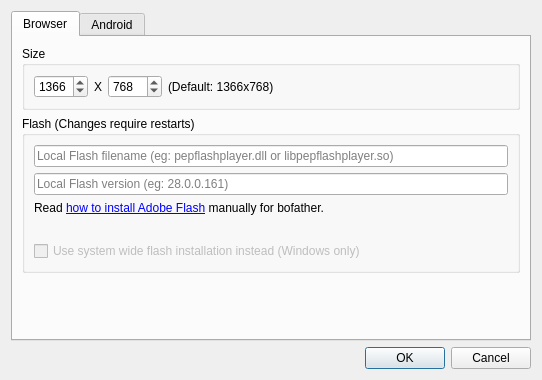
Old version of the form botfather/gui/config_dialog.ui in the repository botfatherio/botfather.
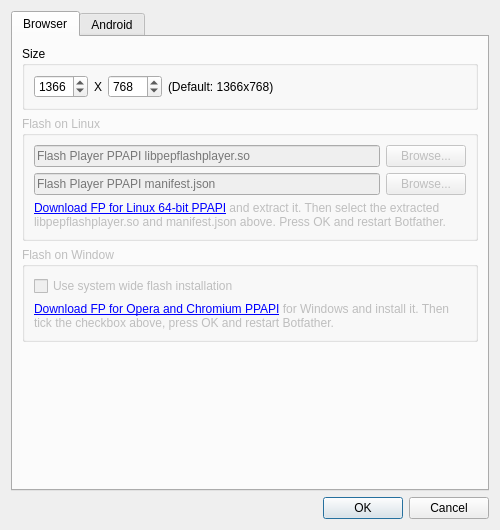
New version of the form. Icons and pictures are not drawn.

Commit message: Improves browser flash installation (os based)

What changed in the file:
```diff
--- a/botfather/gui/config_dialog.ui
+++ b/botfather/gui/config_dialog.ui
@@ -6,8 +6,8 @@
    <rect>
     <x>0</x>
     <y>0</y>
-    <width>542</width>
-    <height>380</height>
+    <width>500</width>
+    <height>530</height>
    </rect>
   </property>
   <property name="windowTitle">
@@ -92,15 +92,20 @@
         </widget>
        </item>
        <item>
-        <widget class="QGroupBox" name="groupBox">
+        <widget class="QGroupBox" name="flash_on_linux">
+         <property name="enabled">
+          <bool>false</bool>
+         </property>
          <property name="title">
-          <string>Flash (Changes require restarts)</string>
+          <string>Flash on Linux</string>
          </property>
          <layout class="QVBoxLayout" name="verticalLayout_3">
           <item>
-           <widget class="QLineEdit" name="local_flash_filename">
+           <layout class="QHBoxLayout" name="horizontalLayout">
+            <item>
+             <widget class="QLineEdit" name="flash_so">
             <property name="placeholderText">
-             <string>Local Flash filename (eg: pepflashplayer.dll or libpepflashplayer.so)</string>
+               <string>Flash Player PPAPI libpepflashplayer.so</string>
             </property>
             <property name="clearButtonEnabled">
              <bool>true</bool>
@@ -108,42 +113,80 @@
            </widget>
           </item>
           <item>
-           <widget class="QLineEdit" name="local_flash_version">
+             <widget class="QPushButton" name="browse_flash_so">
+              <property name="text">
+               <string>Browse...</string>
+              </property>
+             </widget>
+            </item>
+           </layout>
+          </item>
+          <item>
+           <layout class="QHBoxLayout" name="horizontalLayout_4">
+            <item>
+             <widget class="QLineEdit" name="flash_manifest">
             <property name="placeholderText">
-             <string>Local Flash version (eg: 28.0.0.161)</string>
+               <string>Flash Player PPAPI manifest.json</string>
             </property>
             <property name="clearButtonEnabled">
              <bool>true</bool>
             </property>
            </widget>
+            </item>
+            <item>
+             <widget class="QPushButton" name="browse_flash_manifest">
+              <property name="text">
+               <string>Browse...</string>
+              </property>
+             </widget>
+            </item>
+           </layout>
           </item>
           <item>
            <widget class="QLabel" name="label">
             <property name="text">
-             <string>&lt;html&gt;&lt;head/&gt;&lt;body&gt;&lt;p&gt;Read &lt;a href=&quot;https://botfather.io/docs/player/how-to-install-adobe-flash/&quot;&gt;&lt;span style=&quot; text-decoration: underline; color:#0000ff;&quot;&gt;how to install Adobe Flash&lt;/span&gt;&lt;/a&gt; manually for bofather.&lt;/p&gt;&lt;/body&gt;&lt;/html&gt;</string>
+             <string>&lt;html&gt;&lt;head/&gt;&lt;body&gt;&lt;p&gt;&lt;a href=&quot;https://get.adobe.com/de/flashplayer/otherversions/&quot;&gt;&lt;span style=&quot; text-decoration: underline; color:#0000ff;&quot;&gt;Download FP for Linux 64-bit PPAPI&lt;/span&gt;&lt;/a&gt; and extract it. Then select the extracted libpepflashplayer.so and manifest.json above. Press OK and restart Botfather.&lt;/p&gt;&lt;/body&gt;&lt;/html&gt;</string>
+            </property>
+            <property name="wordWrap">
+             <bool>true</bool>
             </property>
             <property name="openExternalLinks">
              <bool>true</bool>
             </property>
            </widget>
           </item>
+         </layout>
+        </widget>
+       </item>
           <item>
-           <widget class="QLabel" name="manual_flash_installation_info">
+        <widget class="QGroupBox" name="flash_on_window">
             <property name="enabled">
-             <bool>true</bool>
-            </property>
-            <property name="text">
-             <string/>
-            </property>
-           </widget>
-          </item>
+          <bool>false</bool>
+         </property>
+         <property name="title">
+          <string>Flash on Window</string>
+         </property>
+         <layout class="QVBoxLayout" name="verticalLayout_7">
           <item>
            <widget class="QCheckBox" name="use_system_flash">
             <property name="enabled">
              <bool>false</bool>
             </property>
             <property name="text">
-             <string>Use system wide flash installation instead (Windows only)</string>
+             <string>Use system wide flash installation</string>
+            </property>
+           </widget>
+          </item>
+          <item>
+           <widget class="QLabel" name="label_5">
+            <property name="text">
+             <string>&lt;html&gt;&lt;head/&gt;&lt;body&gt;&lt;p&gt;&lt;a href=&quot;https://get.adobe.com/de/flashplayer/otherversions/&quot;&gt;&lt;span style=&quot; text-decoration: underline; color:#0000ff;&quot;&gt;Download FP for Opera and Chromium PPAPI&lt;/span&gt;&lt;/a&gt; for Windows and install it. Then tick the checkbox above, press OK and restart Botfather.&lt;/p&gt;&lt;/body&gt;&lt;/html&gt;</string>
+            </property>
+            <property name="wordWrap">
+             <bool>true</bool>
+            </property>
+            <property name="openExternalLinks">
+             <bool>true</bool>
             </property>
            </widget>
           </item>
```
Lines whose indentation alone changed are shown as unchanged. The commit also changes 4 other files.
